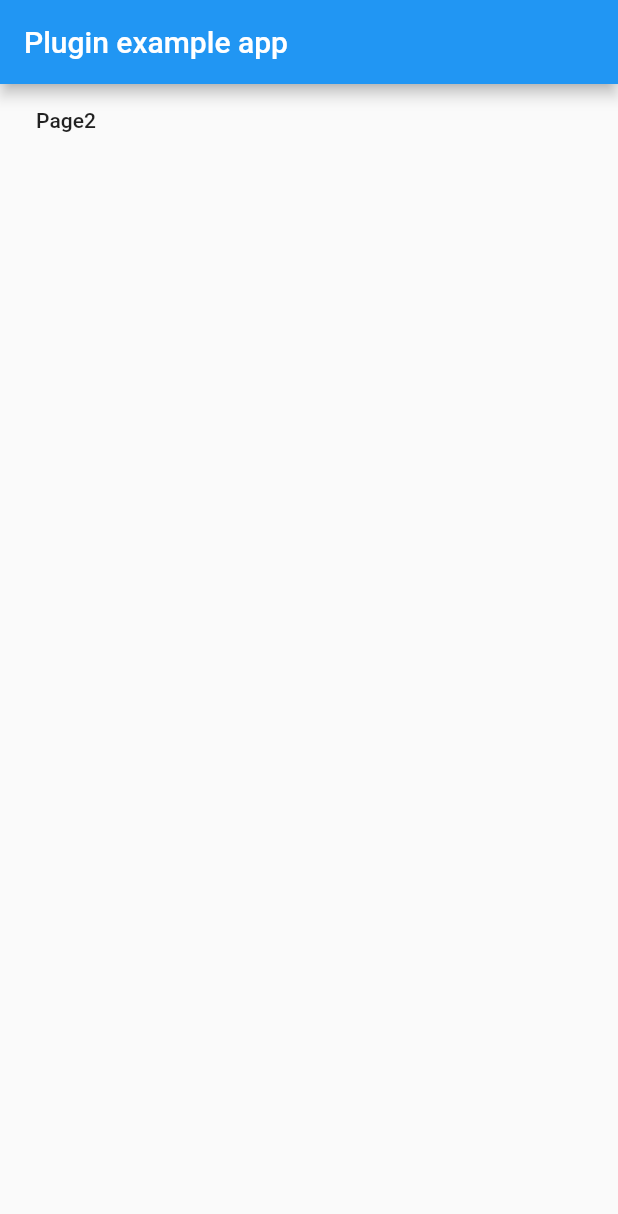
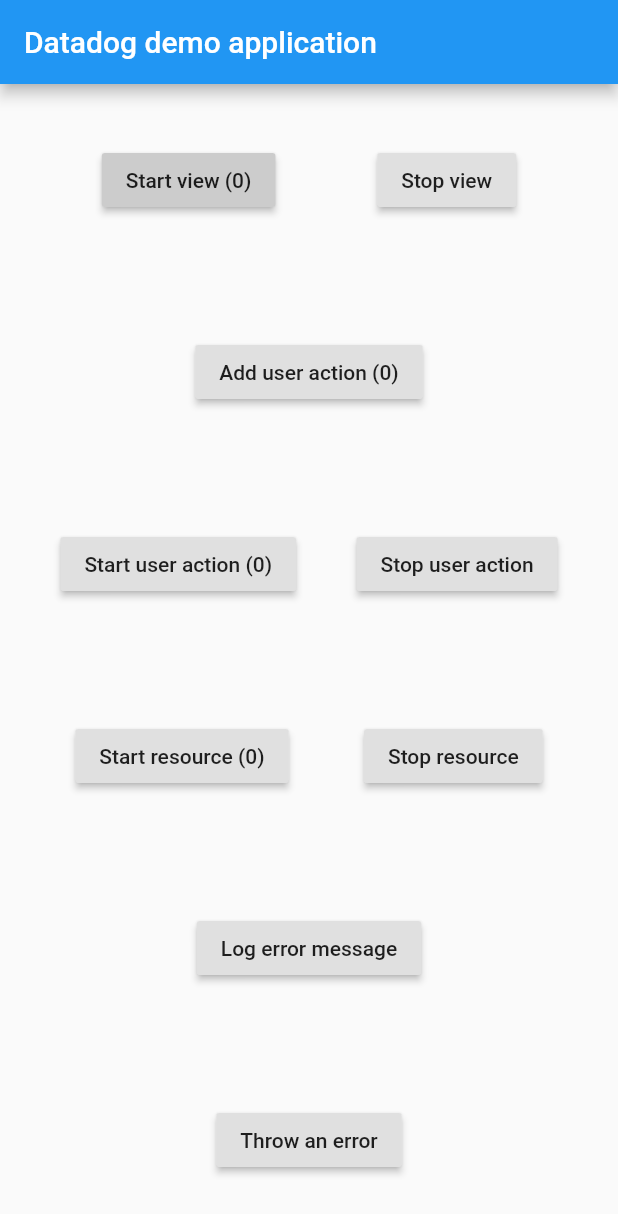
Before and after one commit to saltpay/salt-datadog-flutter, a Flutter app: the screen it shows after launch, on a phone screen of 412 x 824 dp. Shown: the top 1214 px of the screen. Run offline on Flutter 3.47's test engine with Material 2 defaults, Android fonts, the phone set to English and light mode, and no system bars.

Commit message:
Add demo application

```diff
--- a/example/lib/main.dart
+++ b/example/lib/main.dart
@@ -1,16 +1,22 @@
 import 'dart:async';
-import 'dart:developer';
+import 'dart:math';
 
 import 'package:flutter/material.dart';
 import 'package:flutter/services.dart';
 import 'package:salt_datadog/salt_datadog.dart';
 
 void main() {
-  FlutterError.onError = (errorDetails) {
-    SaltDatadog.logError(errorDetails);
+  FlutterError.onError = (errorDetails) async {
+    print(errorDetails.exceptionAsString());
+    print(errorDetails.stack);
+    await SaltDatadog.logError(errorDetails);
   };
 
-  runApp(MyApp());
+  runZoned(() {
+    runApp(MyApp());
+  }, onError: (e, stackTrace) {
+    print('[$e] [$stackTrace]');
+  });
 }
 
 final NavigatorObserver navigatorObserver = new NavigatorObserver();
@@ -23,19 +29,21 @@ class MyApp extends StatefulWidget {
 class DatadogNavigatorObserver extends NavigatorObserver {
   @override
   void didPush(Route<dynamic> route, Route<dynamic> previousRoute) {
-    SaltDatadog.stopView(viewKey: previousRoute?.settings?.name);
-    SaltDatadog.startView(viewKey: route?.settings?.name);
-    log('didPush route=${route?.settings?.name} previousRoute=${previousRoute?.settings?.name}');
+    // SaltDatadog.stopView(viewKey: previousRoute?.settings?.name);
+    // SaltDatadog.startView(viewKey: route?.settings?.name);
+    // log('didPush route=${route?.settings?.name} previousRoute=${previousRoute?.settings?.name}');
   }
 }
 
 class _MyAppState extends State<MyApp> {
   String _platformVersion = 'Unknown';
+  int viewNumber = 0;
+  bool viewStarted = false;
 
   @override
   void dispose() {
     print('dispose');
-    SaltDatadog.stopView(viewKey: '/home');
+    // SaltDatadog.stopView(viewKey: '/home');
     super.dispose();
   }
 
@@ -50,23 +58,15 @@ class _MyAppState extends State<MyApp> {
     initPlatformState();
   }
 
-  // Platform messages are asynchronous, so we initialize in an async method.
   Future<void> initPlatformState() async {
     String platformVersion;
-    // Platform messages may fail, so we use a try/catch PlatformException.
     try {
       final result = await SaltDatadog.init();
-      print(result.toString());
-
-      SaltDatadog.mockLogError('OMG');
-      SaltDatadog.startView(viewKey: '/home');
+      print('init: ${result.toString()}');
     } on PlatformException {
       platformVersion = 'Failed to get platform version.';
     }
 
-    // If the widget was removed from the tree while the asynchronous platform
-    // message was in flight, we want to discard the reply rather than calling
-    // setState to update our non-existent appearance.
     if (!mounted) return;
 
     setState(() {
@@ -74,15 +74,138 @@ class _MyAppState extends State<MyApp> {
     });
   }
 
+  random(List<dynamic> list) {
+    return (list..shuffle()).first;
+  }
+
   @override
   Widget build(BuildContext context) {
+    final now = () => DateTime.now().toIso8601String();
     return MaterialApp(
-      navigatorObservers: [DatadogNavigatorObserver()],
+      // navigatorObservers: [DatadogNavigatorObserver()],
       home: Scaffold(
         appBar: AppBar(
-          title: const Text('Plugin example app'),
+          title: const Text('Datadog demo application'),
         ),
-        body: Page1(),
+        body: Center(
+          child: Column(
+            mainAxisAlignment: MainAxisAlignment.spaceAround,
+            children: [
+              Row(
+                mainAxisAlignment: MainAxisAlignment.spaceEvenly,
+                children: [
+                  RaisedButton(
+                    onPressed: () async {
+                      await SaltDatadog.startView(
+                        viewName: '/home/$viewNumber',
+                      );
+                      setState(() {
+                        viewNumber += 1;
+                        viewStarted = true;
+                      });
+                    },
+                    child: Text('Start view ($viewNumber)'),
+                    color: viewStarted ? Colors.red : Color(0xFFCCCCCC),
+                  ),
+                  RaisedButton(
+                    onPressed: () async {
+                      if (viewNumber == 0) {
+                        return;
+                      }
+                      await SaltDatadog.stopView();
+                      setState(() {
+                        viewStarted = false;
+                      });
+                    },
+                    child: Text('Stop view'),
+                  ),
+                ],
+              ),
+              RaisedButton(
+                onPressed: () async {
+                  await SaltDatadog.addUserAction(
+                    name: 'custom-user-action-$viewNumber',
+                  );
+                },
+                child: Text('Add user action ($viewNumber)'),
+              ),
+              Row(
+                mainAxisAlignment: MainAxisAlignment.spaceEvenly,
+                children: [
+                  RaisedButton(
+                    onPressed: () async {
+                      await SaltDatadog.startUserAction(
+                        name: 'user-action-$viewNumber',
+                      );
+                    },
+                    child: Text('Start user action ($viewNumber)'),
+                  ),
+                  RaisedButton(
+                    onPressed: () async {
+                      await SaltDatadog.stopUserAction(
+                        name: 'user-action-$viewNumber',
+                      );
+                    },
+                    child: Text('Stop user action'),
+                  ),
+                ],
+              ),
+              Row(
+                mainAxisAlignment: MainAxisAlignment.spaceEvenly,
+                children: [
+                  RaisedButton(
+                    onPressed: () async {
+                      final methods = ['get', 'post', 'put', 'patch', 'delete'];
+                      final urls = [
+                        'https://google.com',
+                        'https://twitter.com',
+                        'https://saltpay.co',
+                      ];
+                      await SaltDatadog.startResource(
+                        method: random(methods),
+                        url: random(urls),
+                      );
+                    },
+                    child: Text('Start resource ($viewNumber)'),
+                  ),
+                  RaisedButton(
+                    onPressed: () async {
+                      final statusCodes = [404, 201, 500, 400, 200];
+                      final statusCode = (statusCodes..shuffle()).first;
+                      final size = Random().nextInt(1000);
+                      await SaltDatadog.stopResource(
+                        statusCode: statusCode,
+                        size: size,
+                      );
+                    },
+                    child: Text('Stop resource'),
+                  ),
+                ],
+              ),
+              RaisedButton(
+                onPressed: () async {
+                  await SaltDatadog.logErrorMessage(
+                    'I am a log message from view $viewNumber at ${now()}',
+                  );
+                },
+                child: Text('Log error message'),
+              ),
+              RaisedButton(
+                onPressed: () {
+                  throw Exception('I am a dummy exception');
+                  // FlutterError.reportError(
+                  //   FlutterErrorDetails(
+                  //     exception: SocketException('This is a socket exception'),
+                  //     library: 'main.dart',
+                  //     context: ErrorSummary('Artificial error'),
+                  //   ),
+                  // );
+                },
+                child: Text('Throw an error'),
+              ),
+            ],
+          ),
+        ),
       ),
     );
   }
```
